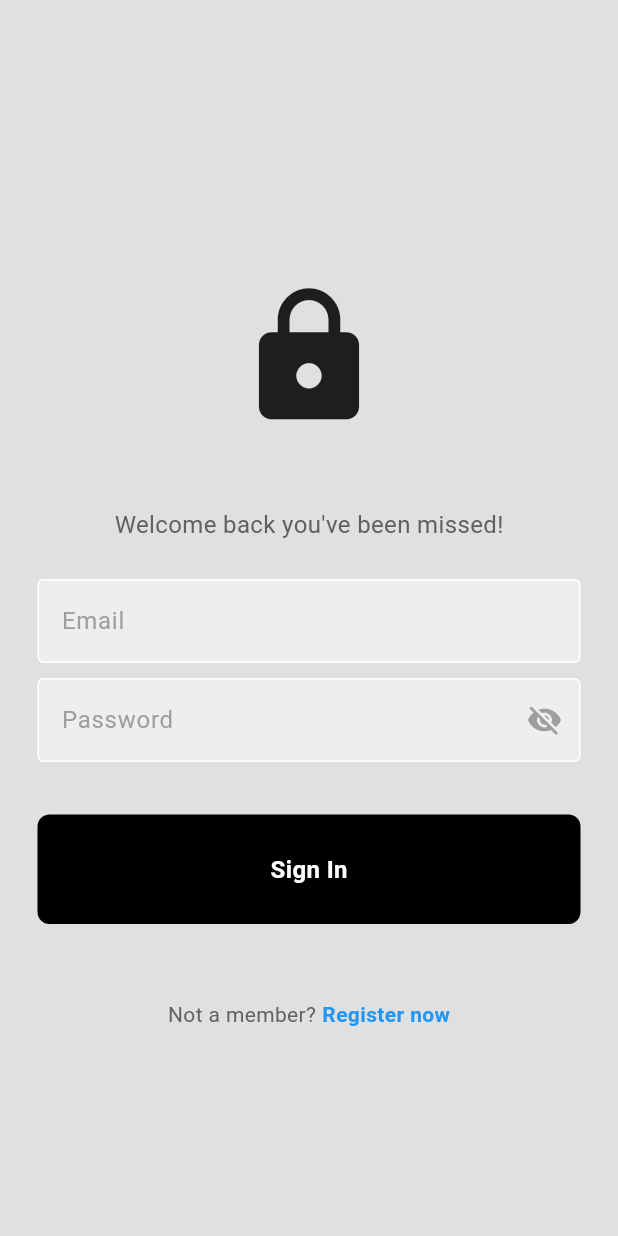
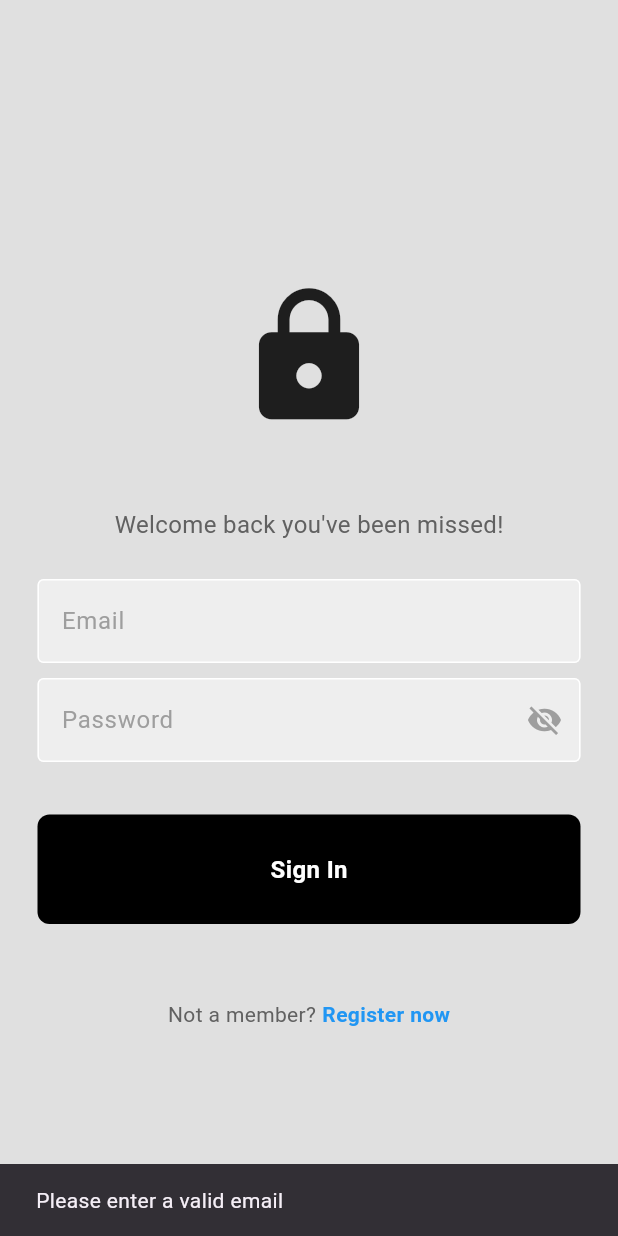
Before and after one commit to Hetari/toby-flutter-new, a Flutter app: the screen it shows after launch, after a tap on "Sign In", on a phone screen of 412 x 824 dp. Run offline on Flutter 3.47's test engine with Material 3 defaults, Android fonts, the phone set to English and light mode, and no system bars; our stand-ins replace email_validator.

Commit message:
add validate

```diff
--- a/lib/screens/login_screen.dart
+++ b/lib/screens/login_screen.dart
@@ -1,3 +1,4 @@
+import 'package:email_validator/email_validator.dart';
 import 'package:flutter/material.dart';
 import 'package:provider/provider.dart';
 import 'package:toby_flutter/widgets/button.dart';
@@ -12,7 +13,26 @@ class LoginScreen extends StatelessWidget {
   final TextEditingController passwordController = TextEditingController();
 
   // sign user in method
-  void signUserIn() {}
+  void signUserIn(BuildContext context) {
+    final email = emailController.text.trim();
+    final password = passwordController.text.trim();
+
+    // Email validation
+    if (!EmailValidator.validate(email)) {
+      ScaffoldMessenger.of(context).showSnackBar(
+        const SnackBar(content: Text('Please enter a valid email')),
+      );
+      return;
+    }
+
+    // Password validation
+    if (password.isEmpty) {
+      ScaffoldMessenger.of(context).showSnackBar(
+        const SnackBar(content: Text('Please enter your password')),
+      );
+      return;
+    }
+  }
 
   @override
   Widget build(BuildContext context) {
@@ -89,7 +109,7 @@ class LoginScreen extends StatelessWidget {
 
               // sign in button
               MyButton(
-                onTap: signUserIn,
+                onTap: () => signUserIn(context),
               ),
 
               // empty spaces
@@ -117,41 +137,6 @@ class LoginScreen extends StatelessWidget {
           ),
         ),
       ),
-      // body: Padding(
-      //   padding: const EdgeInsets.all(16.0),
-      //   child: Column(
-      //     mainAxisAlignment: MainAxisAlignment.center,
-      //     children: [
-      //       TextField(
-      //         controller: _emailController,
-      //         decoration: InputDecoration(
-      //           labelText: 'Email',
-      //         ),
-      //       ),
-      //       SizedBox(height: 20),
-      //       ElevatedButton(
-      //         onPressed: () {
-      //           final email = _emailController.text;
-
-      //           // Validate email (you can add more validation here)
-      //           if (email.isNotEmpty) {
-      //             // Log in the user
-      //             Provider.of<AppState>(context, listen: false).logIn(email);
-
-      //             // Navigate to home screen
-      //             Navigator.pushReplacementNamed(context, '/home');
-      //           } else {
-      //             // Show an error message or validation
-      //             ScaffoldMessenger.of(context).showSnackBar(
-      //               SnackBar(content: Text('Please enter a valid email')),
-      //             );
-      //           }
-      //         },
-      //         child: Text('Log In'),
-      //       ),
-      //     ],
-      //   ),
-      // ),
     );
   }
 }
--- a/pubspec.yaml
+++ b/pubspec.yaml
@@ -35,6 +35,7 @@ dependencies:
   # Use with the CupertinoIcons class for iOS style icons.
   cupertino_icons: ^1.0.6
   provider: ^6.1.2
+  email_validator: ^3.0.0
 
 dev_dependencies:
   flutter_test:
```
Also changed, not shown: pubspec.lock.
